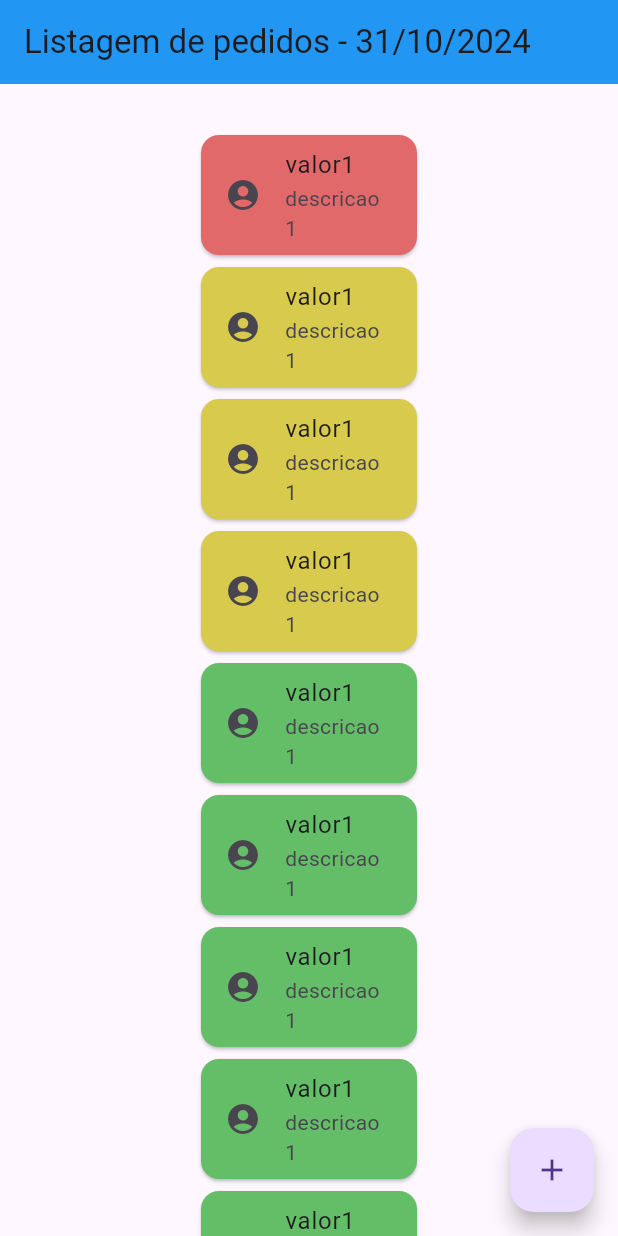
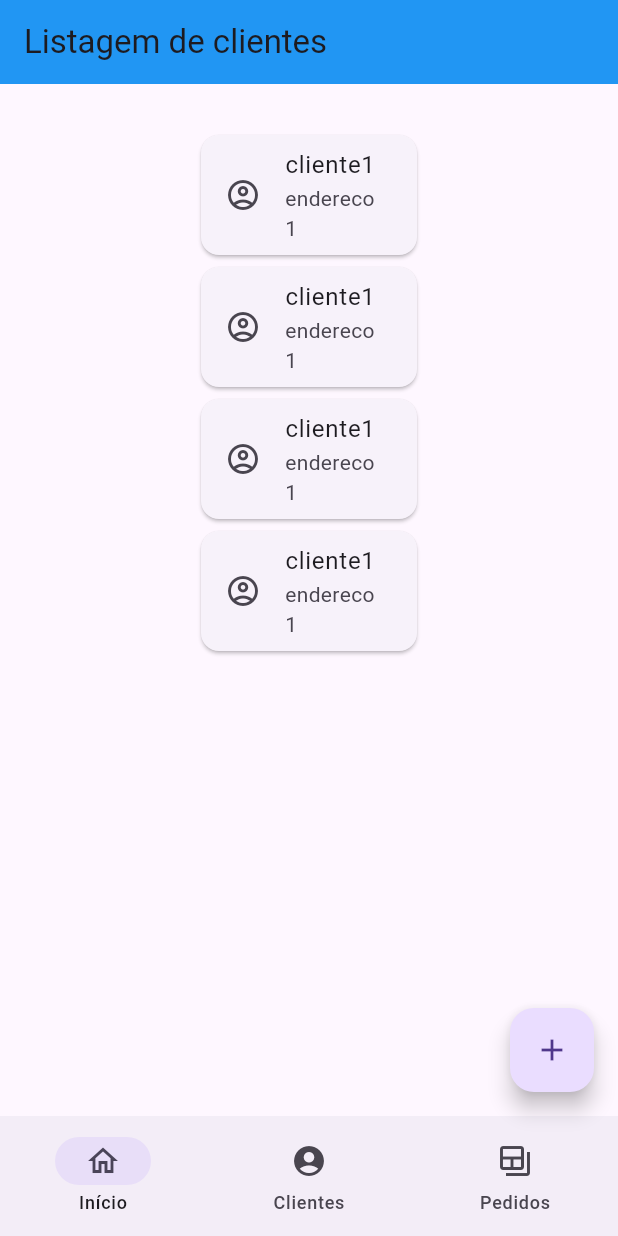
Before and after one commit to renanjava/gerenciador-pedidos, a Flutter app: the screen it shows after launch, on a phone screen of 412 x 824 dp. Run offline on Flutter 3.47's test engine with Material 3 defaults, Android fonts, the light colour scheme and no system bars.

Commit message:
listagem de clientes e refatoração

```diff
--- /dev/null
+++ b/mobile/lib/components/navigation-bar.component.dart
@@ -0,0 +1,26 @@
+import 'package:flutter/material.dart';
+
+class NavigationBarComponent extends StatelessWidget {
+  const NavigationBarComponent({super.key});
+
+  @override
+  Widget build(BuildContext context) {
+    return NavigationBar(
+      destinations: const [
+        NavigationDestination(
+          //selectedIcon: Icon(Icons.home),
+          icon: Icon(Icons.home_outlined),
+          label: 'Início',
+        ),
+        NavigationDestination(
+          icon: Icon(Icons.account_circle),
+          label: 'Clientes',
+        ),
+        NavigationDestination(
+          icon: Icon(Icons.backup_table),
+          label: 'Pedidos',
+        ),
+      ],
+    );
+  }
+}
--- a/mobile/lib/main.dart
+++ b/mobile/lib/main.dart
@@ -1,10 +1,11 @@
 import 'package:flutter/material.dart';
+import 'package:gerenciador_pedidos/screens/clientes-listagem.dart';
 import 'package:gerenciador_pedidos/screens/home.dart';
-import 'package:gerenciador_pedidos/screens/listagem-pedido.dart';
+import 'package:gerenciador_pedidos/screens/pedidos.listagem.dart';
 
 void main() {
   runApp(
     //const Home()
-    const ListagemCliente()
+    const ClientesListagem()
     );
 }
--- /dev/null
+++ b/mobile/lib/screens/clientes-formulario.dart
@@ -0,0 +1,20 @@
+import 'package:flutter/material.dart';
+import 'package:gerenciador_pedidos/components/navigation-bar.component.dart';
+
+class ClientesFormulario extends StatelessWidget {
+  const ClientesFormulario({super.key});
+
+  @override
+  Widget build(BuildContext context) {
+    return MaterialApp(
+      home: Scaffold(
+        appBar: AppBar(
+          title: const Text('Formulário de clientes'),
+          backgroundColor: Colors.blue,
+        ),
+        body: ListView(),
+        bottomNavigationBar: const NavigationBarComponent(),
+      ),
+    );
+  }
+}
--- /dev/null
+++ b/mobile/lib/screens/clientes-listagem.dart
@@ -0,0 +1,70 @@
+import 'package:flutter/material.dart';
+import 'package:gerenciador_pedidos/components/navigation-bar.component.dart';
+
+const tituloPagina = 'Listagem de clientes';
+const icone = Icons.account_circle_outlined;
+
+class ClientesListagem extends StatelessWidget {
+  const ClientesListagem({super.key});
+
+  @override
+  Widget build(BuildContext context) {
+    return MaterialApp(
+      home: Scaffold(
+        appBar: AppBar(
+          title: const Text(tituloPagina),
+          backgroundColor: Colors.blue,
+        ),
+        body: ListView(
+          children: const [
+            Padding(
+              padding: EdgeInsets.fromLTRB(
+                130.0,
+                30.0,
+                130.0,
+                30.0,
+              ),
+              child: Column(
+                children: [
+                  Card(
+                    child: ListTile(
+                      leading: Icon(icone),
+                      title: Text('cliente1'),
+                      subtitle: Text('endereco1'),
+                    ),
+                  ),
+                  Card(
+                    child: ListTile(
+                      leading: Icon(icone),
+                      title: Text('cliente1'),
+                      subtitle: Text('endereco1'),
+                    ),
+                  ),
+                  Card(
+                    child: ListTile(
+                      leading: Icon(icone),
+                      title: Text('cliente1'),
+                      subtitle: Text('endereco1'),
+                    ),
+                  ),
+                  Card(
+                    child: ListTile(
+                      leading: Icon(icone),
+                      title: Text('cliente1'),
+                      subtitle: Text('endereco1'),
+                    ),
+                  ),
+                ],
+              ),
+            ),
+          ],
+        ),
+        floatingActionButton: FloatingActionButton(
+          onPressed: () {},
+          child: const Icon(Icons.add),
+        ),
+        bottomNavigationBar: const NavigationBarComponent(),
+      ),
+    );
+  }
+}
--- a/mobile/lib/screens/listagem-pedido.dart
+++ b/mobile/lib/screens/pedidos.listagem.dart
@@ -1,14 +1,16 @@
 // ignore_for_file: file_names
 import 'package:flutter/material.dart';
+import 'package:gerenciador_pedidos/components/navigation-bar.component.dart';
 
 const tituloPagina = 'Listagem de pedidos';
 final dataAtual = DateTime.now();
 const vermelho = Color.fromARGB(255, 226, 105, 105);
 const amarelo = Color.fromARGB(255, 216, 202, 77);
 const verde = Color.fromARGB(255, 100, 190, 103);
+const icone = Icons.backup_table;
 
-class ListagemCliente extends StatelessWidget {
-  const ListagemCliente({super.key});
+class PedidosListagem extends StatelessWidget {
+  const PedidosListagem({super.key});
 
   @override
   Widget build(BuildContext context) {
@@ -32,7 +34,7 @@ class ListagemCliente extends StatelessWidget {
                   Card(
                     color: vermelho,
                     child: ListTile(
-                      leading: Icon(Icons.account_circle),
+                      leading: Icon(icone),
                       title: Text('valor1'),
                       subtitle: Text('descricao1'),
                     ),
@@ -40,7 +42,7 @@ class ListagemCliente extends StatelessWidget {
                   Card(
                     color: amarelo,
                     child: ListTile(
-                      leading: Icon(Icons.account_circle),
+                      leading: Icon(icone),
                       title: Text('valor1'),
                       subtitle: Text('descricao1'),
                     ),
@@ -48,7 +50,7 @@ class ListagemCliente extends StatelessWidget {
                   Card(
                     color: amarelo,
                     child: ListTile(
-                      leading: Icon(Icons.account_circle),
+                      leading: Icon(icone),
                       title: Text('valor1'),
                       subtitle: Text('descricao1'),
                     ),
@@ -56,7 +58,7 @@ class ListagemCliente extends StatelessWidget {
                   Card(
                     color: amarelo,
                     child: ListTile(
-                      leading: Icon(Icons.account_circle),
+                      leading: Icon(icone),
                       title: Text('valor1'),
                       subtitle: Text('descricao1'),
                     ),
@@ -64,7 +66,7 @@ class ListagemCliente extends StatelessWidget {
                   Card(
                     color: verde,
                     child: ListTile(
-                      leading: Icon(Icons.account_circle),
+                      leading: Icon(icone),
                       title: Text('valor1'),
                       subtitle: Text('descricao1'),
                     ),
@@ -72,7 +74,7 @@ class ListagemCliente extends StatelessWidget {
                   Card(
                     color: verde,
                     child: ListTile(
-                      leading: Icon(Icons.account_circle),
+                      leading: Icon(icone),
                       title: Text('valor1'),
                       subtitle: Text('descricao1'),
                     ),
@@ -80,7 +82,7 @@ class ListagemCliente extends StatelessWidget {
                   Card(
                     color: verde,
                     child: ListTile(
-                      leading: Icon(Icons.account_circle),
+                      leading: Icon(icone),
                       title: Text('valor1'),
                       subtitle: Text('descricao1'),
                     ),
@@ -88,7 +90,7 @@ class ListagemCliente extends StatelessWidget {
                   Card(
                     color: verde,
                     child: ListTile(
-                      leading: Icon(Icons.account_circle),
+                      leading: Icon(icone),
                       title: Text('valor1'),
                       subtitle: Text('descricao1'),
                     ),
@@ -96,7 +98,7 @@ class ListagemCliente extends StatelessWidget {
                   Card(
                     color: verde,
                     child: ListTile(
-                      leading: Icon(Icons.account_circle),
+                      leading: Icon(icone),
                       title: Text('valor1'),
                       subtitle: Text('descricao1'),
                     ),
@@ -104,7 +106,7 @@ class ListagemCliente extends StatelessWidget {
                   Card(
                     color: verde,
                     child: ListTile(
-                      leading: Icon(Icons.account_circle),
+                      leading: Icon(icone),
                       title: Text('valor1'),
                       subtitle: Text('descricao1'),
                     ),
@@ -112,7 +114,7 @@ class ListagemCliente extends StatelessWidget {
                   Card(
                     color: verde,
                     child: ListTile(
-                      leading: Icon(Icons.account_circle),
+                      leading: Icon(icone),
                       title: Text('valor1'),
                       subtitle: Text('descricao1'),
                     ),
@@ -120,7 +122,7 @@ class ListagemCliente extends StatelessWidget {
                   Card(
                     color: verde,
                     child: ListTile(
-                      leading: Icon(Icons.account_circle),
+                      leading: Icon(icone),
                       title: Text('valor1'),
                       subtitle: Text('descricao1'),
                     ),
@@ -134,6 +136,7 @@ class ListagemCliente extends StatelessWidget {
           onPressed: () {},
           child: const Icon(Icons.add),
         ),
+        bottomNavigationBar: const NavigationBarComponent(),
       ),
     );
   }
```
Also changed, not shown: mobile/lib/screens/home.dart (+2 -17 lines), mobile/lib/screens/pedidos-formulario.dart (added, +10 -0 lines), mobile/lib/components/example.dart (deleted).
